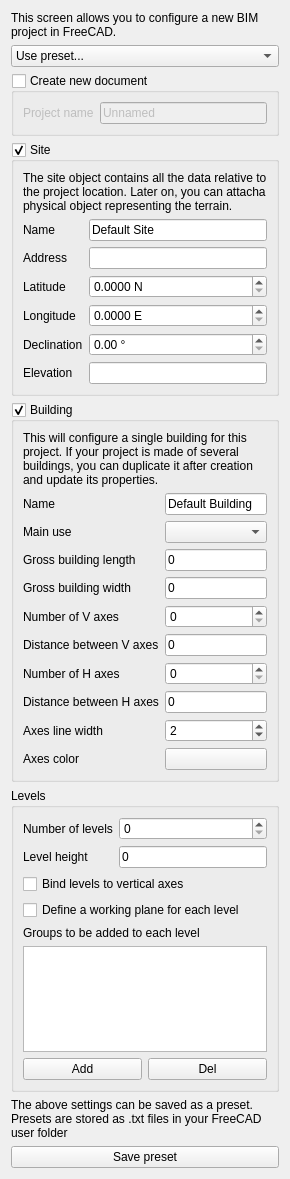
First picture: the form in dialogProject.ui, repository yorikvanhavre/BIM_Workbench, before the edit.
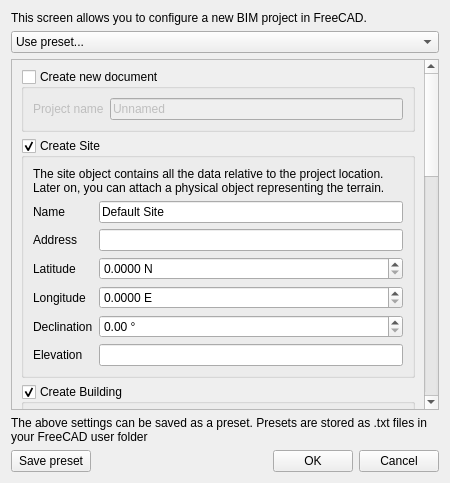
Second picture: the form after the edit. Icons and pictures are not drawn. Custom widgets are drawn as their Qt base class.

Commit message: Switched Project tool to standalone dialog

Patch:
```diff
--- a/dialogProject.ui
+++ b/dialogProject.ui
@@ -1,13 +1,13 @@
 <?xml version="1.0" encoding="UTF-8"?>
 <ui version="4.0">
- <class>Form</class>
- <widget class="QWidget" name="Form">
+ <class>Dialog</class>
+ <widget class="QDialog" name="Dialog">
   <property name="geometry">
    <rect>
     <x>0</x>
     <y>0</y>
-    <width>290</width>
-    <height>1179</height>
+    <width>450</width>
+    <height>483</height>
    </rect>
   </property>
   <property name="windowTitle">
@@ -34,6 +34,21 @@
     </widget>
    </item>
    <item>
+    <widget class="QScrollArea" name="scrollArea">
+     <property name="widgetResizable">
+      <bool>true</bool>
+     </property>
+     <widget class="QWidget" name="scrollAreaWidgetContents">
+      <property name="geometry">
+       <rect>
+        <x>0</x>
+        <y>0</y>
+        <width>417</width>
+        <height>1169</height>
+       </rect>
+      </property>
+      <layout class="QVBoxLayout" name="verticalLayout_2">
+       <item>
     <widget class="QGroupBox" name="groupNewDocument">
      <property name="title">
       <string>Create new document</string>
@@ -65,7 +80,7 @@
    <item>
     <widget class="QGroupBox" name="groupSite">
      <property name="title">
-      <string>Site</string>
+          <string>Create Site</string>
      </property>
      <property name="flat">
       <bool>false</bool>
@@ -77,7 +92,7 @@
       <item>
        <widget class="QLabel" name="label_19">
         <property name="text">
-         <string>The site object contains all the data relative to the project location. Later on, you can attacha physical object representing the terrain.</string>
+             <string>The site object contains all the data relative to the project location. Later on, you can attach a physical object representing the terrain.</string>
         </property>
         <property name="wordWrap">
          <bool>true</bool>
@@ -189,14 +204,14 @@
    <item>
     <widget class="QGroupBox" name="groupBuilding">
      <property name="title">
-      <string>Building</string>
+          <string>Create Building</string>
      </property>
      <property name="checkable">
       <bool>true</bool>
      </property>
-     <layout class="QVBoxLayout" name="verticalLayout_2">
+         <layout class="QVBoxLayout" name="verticalLayout_5">
       <item>
-       <widget class="QLabel" name="label_8">
+           <widget class="QLabel" name="label_15">
         <property name="text">
          <string>This will configure a single building for this project. If your project is made of several buildings, you can duplicate it after creation and update its properties.</string>
         </property>
@@ -206,23 +221,23 @@
        </widget>
       </item>
       <item>
-       <layout class="QGridLayout" name="gridLayout_2">
+           <layout class="QGridLayout" name="gridLayout_4">
         <item row="4" column="0">
-         <widget class="QLabel" name="label_20">
+             <widget class="QLabel" name="label_24">
           <property name="text">
            <string>Gross building length</string>
           </property>
          </widget>
         </item>
         <item row="5" column="0">
-         <widget class="QLabel" name="label_21">
+             <widget class="QLabel" name="label_25">
           <property name="text">
            <string>Gross building width</string>
           </property>
          </widget>
         </item>
         <item row="0" column="0">
-         <widget class="QLabel" name="label_9">
+             <widget class="QLabel" name="label_16">
           <property name="text">
            <string>Name</string>
           </property>
@@ -236,21 +251,21 @@
          </widget>
         </item>
         <item row="9" column="0">
-         <widget class="QLabel" name="label_13">
+             <widget class="QLabel" name="label_17">
           <property name="text">
            <string>Number of H axes</string>
           </property>
          </widget>
         </item>
         <item row="10" column="0">
-         <widget class="QLabel" name="label_14">
+             <widget class="QLabel" name="label_26">
           <property name="text">
            <string>Distance between H axes</string>
           </property>
          </widget>
         </item>
         <item row="7" column="0">
-         <widget class="QLabel" name="label_11">
+             <widget class="QLabel" name="label_27">
           <property name="text">
            <string>Number of V axes</string>
           </property>
@@ -273,7 +288,7 @@
          </widget>
         </item>
         <item row="8" column="0">
-         <widget class="QLabel" name="label_12">
+             <widget class="QLabel" name="label_28">
           <property name="text">
            <string>Distance between V axes</string>
           </property>
@@ -290,7 +305,7 @@
          </widget>
         </item>
         <item row="3" column="0">
-         <widget class="QLabel" name="label_10">
+             <widget class="QLabel" name="label_29">
           <property name="text">
            <string>Main use</string>
           </property>
@@ -351,7 +366,7 @@
          </widget>
         </item>
         <item row="13" column="0">
-         <widget class="QLabel" name="label_22">
+             <widget class="QLabel" name="label_30">
           <property name="text">
            <string>Axes line width</string>
           </property>
@@ -369,7 +384,7 @@
          </widget>
         </item>
         <item row="14" column="0">
-         <widget class="QLabel" name="label_23">
+             <widget class="QLabel" name="label_31">
           <property name="text">
            <string>Axes color</string>
           </property>
@@ -387,7 +402,7 @@
      </property>
      <layout class="QVBoxLayout" name="verticalLayout_4">
       <item>
-       <layout class="QGridLayout" name="gridLayout_4">
+           <layout class="QGridLayout" name="gridLayout_5">
         <item row="0" column="1">
          <widget class="QSpinBox" name="countLevels">
           <property name="singleStep">
@@ -399,7 +414,7 @@
          </widget>
         </item>
         <item row="1" column="0">
-         <widget class="QLabel" name="label_16">
+             <widget class="QLabel" name="label_32">
           <property name="text">
            <string>Level height</string>
           </property>
@@ -416,7 +431,7 @@
          </widget>
         </item>
         <item row="0" column="0">
-         <widget class="QLabel" name="label_15">
+             <widget class="QLabel" name="label_33">
           <property name="text">
            <string>Number of levels</string>
           </property>
@@ -439,9 +454,9 @@
        </widget>
       </item>
       <item>
-       <widget class="QLabel" name="label_17">
+           <widget class="QLabel" name="label_34">
         <property name="text">
-         <string>Groups to be added to each level</string>
+             <string>Default groups to be added to each level</string>
         </property>
        </widget>
       </item>
@@ -489,8 +504,12 @@
      </layout>
     </widget>
    </item>
+      </layout>
+     </widget>
+    </widget>
+   </item>
    <item>
-    <widget class="QLabel" name="label_24">
+    <widget class="QLabel" name="label_35">
      <property name="text">
       <string>The above settings can be saved as a preset. Presets are stored as .txt files in your FreeCAD user folder</string>
      </property>
@@ -500,6 +519,8 @@
     </widget>
    </item>
    <item>
+    <layout class="QHBoxLayout" name="horizontalLayout_2">
+     <item>
     <widget class="QPushButton" name="buttonSave">
      <property name="text">
       <string>Save preset</string>
@@ -510,6 +531,45 @@
       </iconset>
      </property>
     </widget>
+     </item>
+     <item>
+      <spacer name="horizontalSpacer">
+       <property name="orientation">
+        <enum>Qt::Horizontal</enum>
+       </property>
+       <property name="sizeHint" stdset="0">
+        <size>
+         <width>40</width>
+         <height>20</height>
+        </size>
+       </property>
+      </spacer>
+     </item>
+     <item>
+      <widget class="QPushButton" name="buttonOK">
+       <property name="text">
+        <string>OK</string>
+       </property>
+       <property name="icon">
+        <iconset theme="gtk-ok">
+         <normaloff/>
+        </iconset>
+       </property>
+      </widget>
+     </item>
+     <item>
+      <widget class="QPushButton" name="buttonCancel">
+       <property name="text">
+        <string>Cancel</string>
+       </property>
+       <property name="icon">
+        <iconset theme="gtk-cancel">
+         <normaloff/>
+        </iconset>
+       </property>
+      </widget>
+     </item>
+    </layout>
    </item>
   </layout>
  </widget>
```
Left out of the diff: 4 changed lines with no effect on the pictures. Lines whose indentation alone changed are shown as unchanged. The commit also changes 1 other file.
